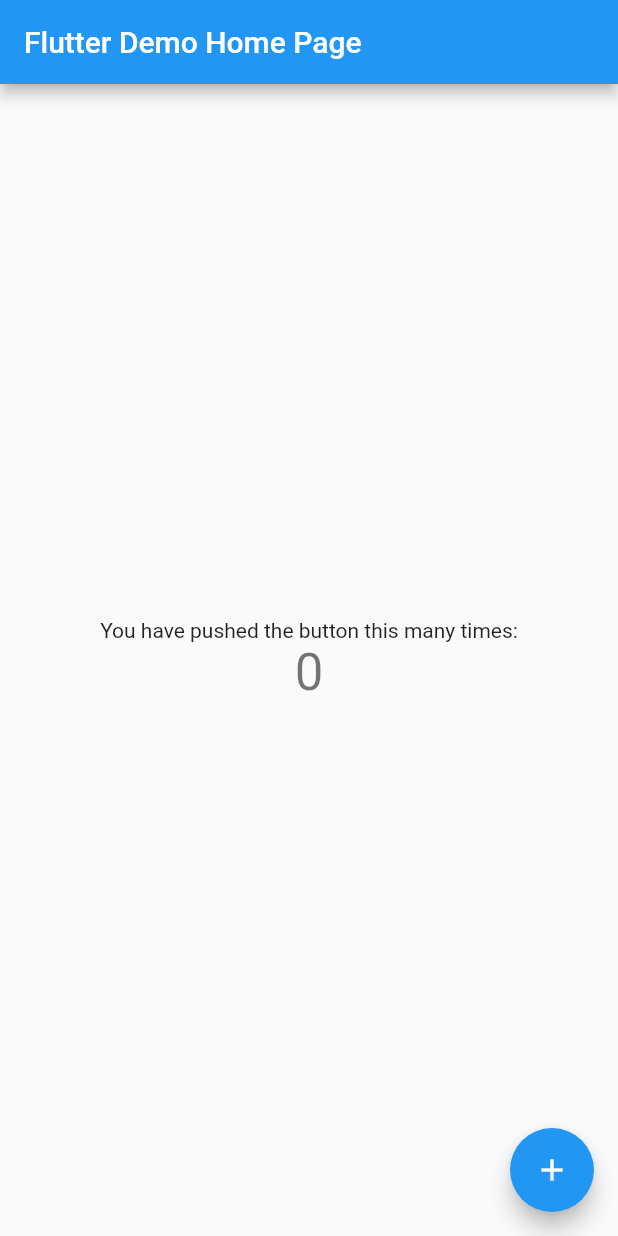
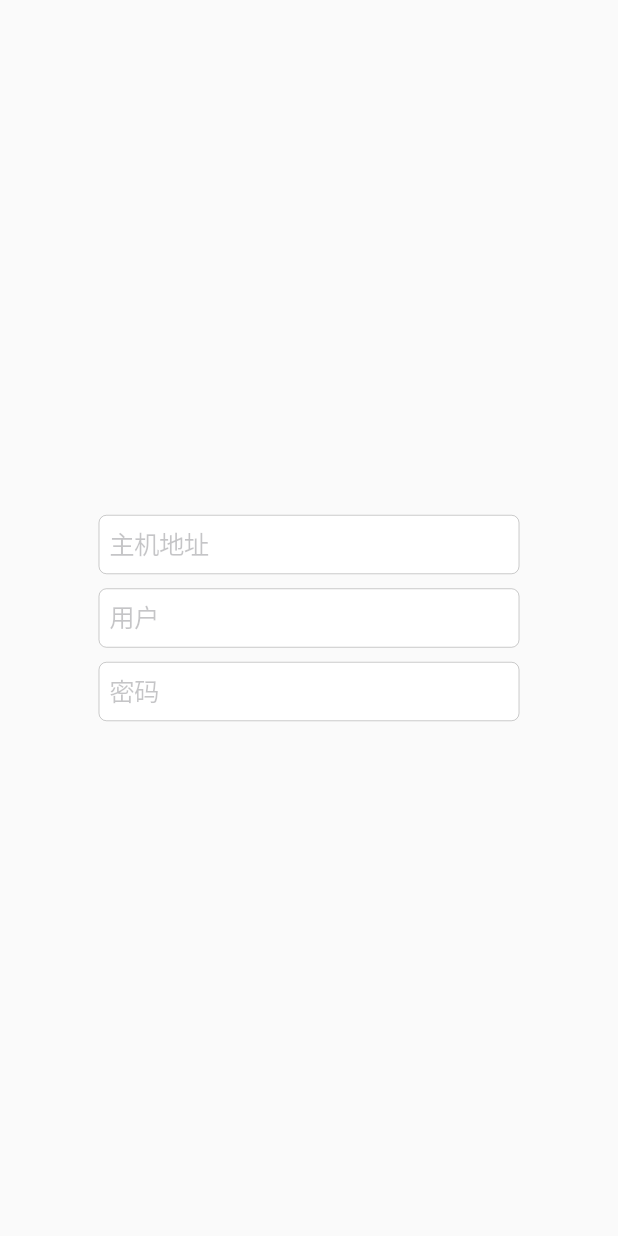
Before and after one commit to janglikv/zero, a Flutter app: the screen it shows after launch, on a phone screen of 412 x 824 dp. Run offline on Flutter 3.47's test engine with Material 2 defaults, Android fonts, the light colour scheme and no system bars.

Commit message:
新增connect page

```diff
--- a/lib/main.dart
+++ b/lib/main.dart
@@ -1,4 +1,6 @@
+import 'package:flutter/cupertino.dart';
 import 'package:flutter/material.dart';
+import 'package:zero/pages/connect.dart';
 
 void main() {
   runApp(const MyApp());
@@ -10,106 +12,9 @@
   // This widget is the root of your application.
   @override
   Widget build(BuildContext context) {
-    return MaterialApp(
-      title: 'Flutter Demo',
-      theme: ThemeData(
-        // This is the theme of your application.
-        //
-        // Try running your application with "flutter run". You'll see the
-        // application has a blue toolbar. Then, without quitting the app, try
-        // changing the primarySwatch below to Colors.green and then invoke
-        // "hot reload" (press "r" in the console where you ran "flutter run",
-        // or simply save your changes to "hot reload" in a Flutter IDE).
-        // Notice that the counter didn't reset back to zero; the application
-        // is not restarted.
-        primarySwatch: Colors.blue,
-      ),
-      home: const MyHomePage(title: 'Flutter Demo Home Page'),
+    return const CupertinoApp(
+      theme: CupertinoThemeData(primaryColor: Colors.grey),
+      home: ConnectPage(),
     );
   }
 }
-
-class MyHomePage extends StatefulWidget {
-  const MyHomePage({super.key, required this.title});
-
-  // This widget is the home page of your application. It is stateful, meaning
-  // that it has a State object (defined below) that contains fields that affect
-  // how it looks.
-
-  // This class is the configuration for the state. It holds the values (in this
-  // case the title) provided by the parent (in this case the App widget) and
-  // used by the build method of the State. Fields in a Widget subclass are
-  // always marked "final".
-
-  final String title;
-
-  @override
-  State<MyHomePage> createState() => _MyHomePageState();
-}
-
-class _MyHomePageState extends State<MyHomePage> {
-  int _counter = 0;
-
-  void _incrementCounter() {
-    setState(() {
-      // This call to setState tells the Flutter framework that something has
-      // changed in this State, which causes it to rerun the build method below
-      // so that the display can reflect the updated values. If we changed
-      // _counter without calling setState(), then the build method would not be
-      // called again, and so nothing would appear to happen.
-      _counter++;
-    });
-  }
-
-  @override
-  Widget build(BuildContext context) {
-    // This method is rerun every time setState is called, for instance as done
-    // by the _incrementCounter method above.
-    //
-    // The Flutter framework has been optimized to make rerunning build methods
-    // fast, so that you can just rebuild anything that needs updating rather
-    // than having to individually change instances of widgets.
-    return Scaffold(
-      appBar: AppBar(
-        // Here we take the value from the MyHomePage object that was created by
-        // the App.build method, and use it to set our appbar title.
-        title: Text(widget.title),
-      ),
-      body: Center(
-        // Center is a layout widget. It takes a single child and positions it
-        // in the middle of the parent.
-        child: Column(
-          // Column is also a layout widget. It takes a list of children and
-          // arranges them vertically. By default, it sizes itself to fit its
-          // children horizontally, and tries to be as tall as its parent.
-          //
-          // Invoke "debug painting" (press "p" in the console, choose the
-          // "Toggle Debug Paint" action from the Flutter Inspector in Android
-          // Studio, or the "Toggle Debug Paint" command in Visual Studio Code)
-          // to see the wireframe for each widget.
-          //
-          // Column has various properties to control how it sizes itself and
-          // how it positions its children. Here we use mainAxisAlignment to
-          // center the children vertically; the main axis here is the vertical
-          // axis because Columns are vertical (the cross axis would be
-          // horizontal).
-          mainAxisAlignment: MainAxisAlignment.center,
-          children: <Widget>[
-            const Text(
-              'You have pushed the button this many times:',
-            ),
-            Text(
-              '$_counter',
-              style: Theme.of(context).textTheme.headlineMedium,
-            ),
-          ],
-        ),
-      ),
-      floatingActionButton: FloatingActionButton(
-        onPressed: _incrementCounter,
-        tooltip: 'Increment',
-        child: const Icon(Icons.add),
-      ), // This trailing comma makes auto-formatting nicer for build methods.
-    );
-  }
-}
--- /dev/null
+++ b/lib/pages/connect.dart
@@ -0,0 +1,37 @@
+import 'package:flutter/cupertino.dart';
+import 'package:flutter/material.dart';
+
+class _ConnectPageState extends State<ConnectPage> {
+  @override
+  Widget build(BuildContext context) {
+    return Scaffold(
+      body: Center(
+        child: Container(
+          constraints: const BoxConstraints(maxWidth: 280),
+          child: Column(
+            mainAxisAlignment: MainAxisAlignment.center,
+            children: const <Widget>[
+              CupertinoTextField(
+                placeholder: '主机地址',
+              ),
+              SizedBox(height: 10),
+              CupertinoTextField(
+                placeholder: '用户',
+              ),
+              SizedBox(height: 10),
+              CupertinoTextField(
+                placeholder: '密码',
+              ),
+            ],
+          ),
+        ),
+      ),
+    );
+  }
+}
+
+class ConnectPage extends StatefulWidget {
+  const ConnectPage({super.key});
+  @override
+  State<ConnectPage> createState() => _ConnectPageState();
+}
--- a/pubspec.yaml
+++ b/pubspec.yaml
@@ -37,6 +37,7 @@
   cupertino_icons: ^1.0.2
   shelf: ^1.4.0
   shelf_hotreload: ^1.4.0
+  mysql1: ^0.20.0
 
 dev_dependencies:
   flutter_test:
```
Also changed, not shown: pubspec.lock.
